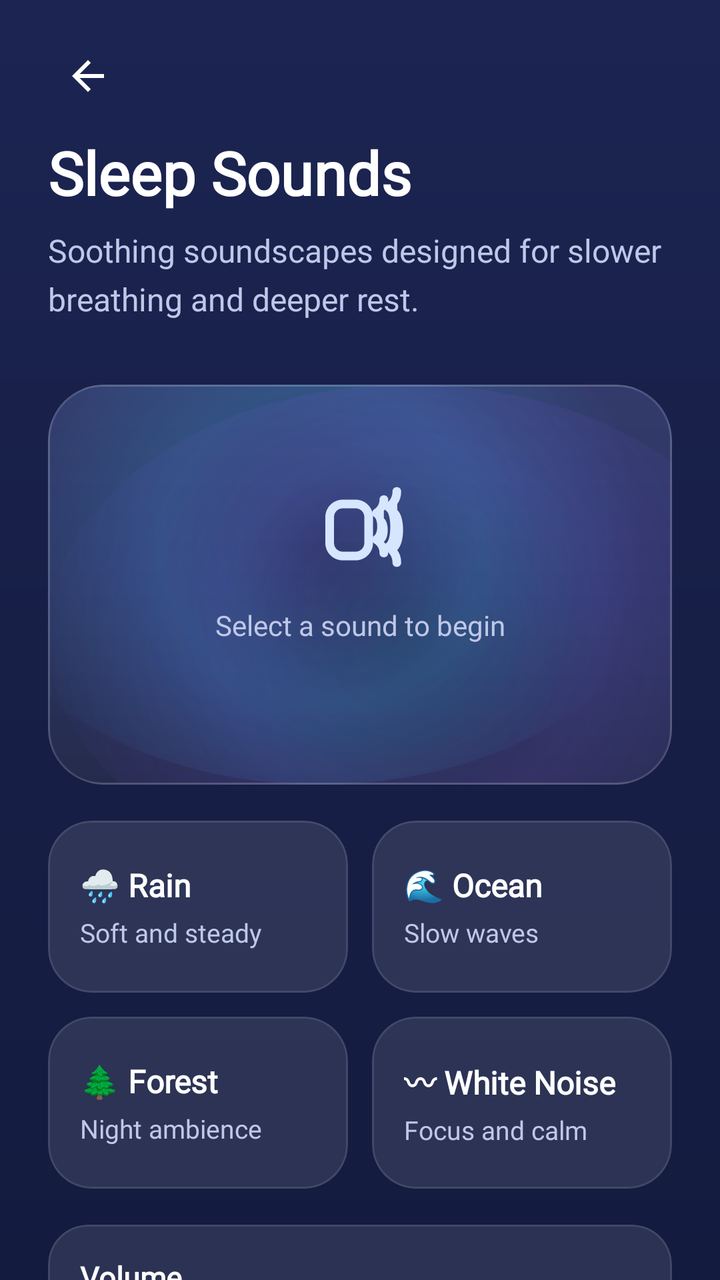
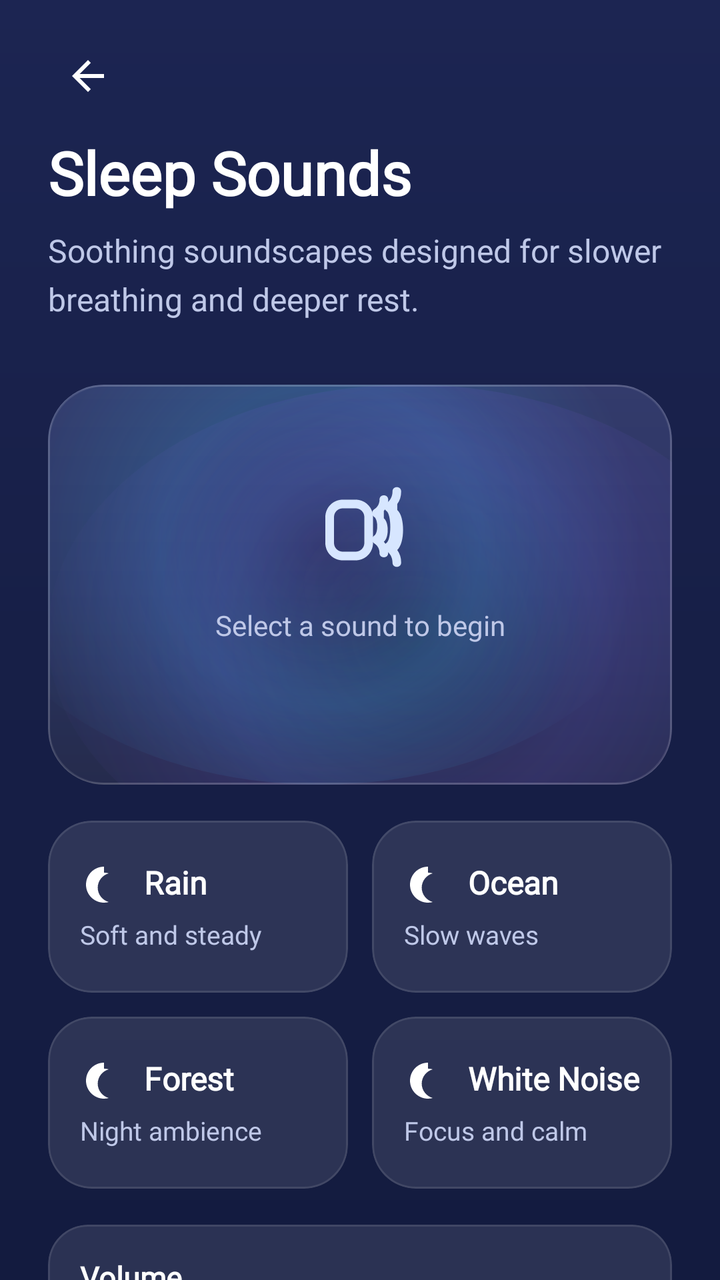

Before-and-after screenshots of an Android layout around one commit, followed by the original layout XML and the change that was made.
<!-- AndroidManifest.xml: activity theme Theme.LucidDreams.Patterns -->
<!-- res/layout/activity_sleep_sounds.xml -->
<?xml version="1.0" encoding="utf-8"?>
<androidx.constraintlayout.widget.ConstraintLayout xmlns:android="http://schemas.android.com/apk/res/android"
    xmlns:app="http://schemas.android.com/apk/res-auto"
    android:id="@+id/simple_root"
    android:layout_width="match_parent"
    android:layout_height="match_parent"
    android:background="@drawable/bg_main_gradient">

    <androidx.core.widget.NestedScrollView
        android:id="@+id/scroll"
        android:layout_width="0dp"
        android:layout_height="0dp"
        android:fillViewport="true"
        android:overScrollMode="never"
        android:scrollbars="none"
        app:layout_constraintTop_toTopOf="parent"
        app:layout_constraintBottom_toBottomOf="parent"
        app:layout_constraintStart_toStartOf="parent"
        app:layout_constraintEnd_toEndOf="parent">

        <LinearLayout
            android:layout_width="match_parent"
            android:layout_height="wrap_content"
            android:orientation="vertical"
            android:paddingStart="24dp"
            android:paddingEnd="24dp"
            android:paddingTop="10dp"
            android:paddingBottom="28dp">

            <LinearLayout
                android:layout_width="match_parent"
                android:layout_height="56dp"
                android:gravity="center_vertical"
                android:orientation="horizontal">

                <ImageView
                    android:id="@+id/simple_back"
                    android:layout_width="40dp"
                    android:layout_height="40dp"
                    android:padding="8dp"
                    android:src="@drawable/ic_back"
                    android:contentDescription="Back"
                    android:background="?attr/selectableItemBackgroundBorderless"
                    app:tint="@color/text_primary" />
            </LinearLayout>

            <TextView
                android:id="@+id/title"
                android:layout_width="match_parent"
                android:layout_height="wrap_content"
                android:text="Sleep Sounds"
                android:textColor="@color/text_primary"
                android:textSize="30sp"
                android:textStyle="bold"
                android:fontFamily="@font/poppins" />

            <TextView
                android:id="@+id/subtitle"
                android:layout_width="match_parent"
                android:layout_height="wrap_content"
                android:layout_marginTop="8dp"
                android:text="Soothing soundscapes designed for slower breathing and deeper rest."
                android:textColor="@color/text_secondary"
                android:textSize="16sp"
                android:fontFamily="@font/poppins"
                android:lineSpacingMultiplier="1.25" />

            
            <com.google.android.material.card.MaterialCardView
                android:layout_width="match_parent"
                android:layout_height="200dp"
                android:layout_marginTop="32dp"
                app:cardCornerRadius="28dp"
                app:cardElevation="0dp"
                app:cardBackgroundColor="@android:color/transparent"
                app:strokeColor="#1AFFFFFF"
                app:strokeWidth="1dp">

                <FrameLayout
                    android:layout_width="match_parent"
                    android:layout_height="match_parent"
                    android:background="@drawable/bg_calm_actions_panel">

                    <View
                        android:id="@+id/soundAnimParticle"
                        android:layout_width="220dp"
                        android:layout_height="220dp"
                        android:layout_gravity="center"
                        android:alpha="0.26"
                        android:background="@drawable/bg_calm_particle_cyan" />

                    <LinearLayout
                        android:layout_width="match_parent"
                        android:layout_height="match_parent"
                        android:gravity="center"
                        android:orientation="vertical">

                        <ImageView
                            android:layout_width="52dp"
                            android:layout_height="52dp"
                            android:layout_gravity="center"
                            android:src="@drawable/ic_sleep_sounds"
                            app:tint="#D7E6FF"
                            android:contentDescription="Sleep sounds" />

                        <TextView
                            android:id="@+id/tvNowPlaying"
                            android:layout_width="match_parent"
                            android:layout_height="wrap_content"
                            android:layout_marginTop="12dp"
                            android:gravity="center"
                            android:text="Select a sound to begin"
                            android:textColor="@color/text_secondary"
                            android:textSize="14sp"
                            android:fontFamily="@font/poppins" />

                        <TextView
                            android:id="@+id/tvSleepTimer"
                            android:layout_width="match_parent"
                            android:layout_height="wrap_content"
                            android:layout_marginTop="6dp"
                            android:gravity="center"
                            android:text=""
                            android:textColor="#BFF4FF"
                            android:textSize="13sp"
                            android:fontFamily="@font/poppins" />
                    </LinearLayout>
                </FrameLayout>
            </com.google.android.material.card.MaterialCardView>

            
            <LinearLayout
                android:layout_width="match_parent"
                android:layout_height="wrap_content"
                android:layout_marginTop="18dp"
                android:orientation="vertical">

                <LinearLayout
                    android:layout_width="match_parent"
                    android:layout_height="wrap_content"
                    android:orientation="horizontal">

                    <com.google.android.material.card.MaterialCardView
                        android:id="@+id/cardRain"
                        android:layout_width="0dp"
                        android:layout_height="86dp"
                        android:layout_weight="1"
                        android:foreground="?attr/selectableItemBackground"
                        app:cardCornerRadius="22dp"
                        app:cardElevation="0dp"
                        app:cardBackgroundColor="#1AFFFFFF"
                        app:strokeColor="#1AFFFFFF"
                        app:strokeWidth="1dp">
                        <LinearLayout
                            android:layout_width="match_parent"
                            android:layout_height="match_parent"
                            android:orientation="vertical"
                            android:gravity="center_vertical"
                            android:padding="16dp">
                            <TextView
                                android:layout_width="wrap_content"
                                android:layout_height="wrap_content"
                                android:text="🌧 Rain"
                                android:textColor="@color/text_primary"
                                android:textSize="16sp"
                                android:textStyle="bold"
                                android:fontFamily="@font/poppins" />
                            <TextView
                                android:layout_width="wrap_content"
                                android:layout_height="wrap_content"
                                android:layout_marginTop="4dp"
                                android:text="Soft and steady"
                                android:textColor="@color/text_secondary"
                                android:textSize="13sp"
                                android:fontFamily="@font/poppins" />
                        </LinearLayout>
                    </com.google.android.material.card.MaterialCardView>

                    <com.google.android.material.card.MaterialCardView
                        android:id="@+id/cardOcean"
                        android:layout_width="0dp"
                        android:layout_height="86dp"
                        android:layout_weight="1"
                        android:layout_marginStart="12dp"
                        android:foreground="?attr/selectableItemBackground"
                        app:cardCornerRadius="22dp"
                        app:cardElevation="0dp"
                        app:cardBackgroundColor="#1AFFFFFF"
                        app:strokeColor="#1AFFFFFF"
                        app:strokeWidth="1dp">
                        <LinearLayout
                            android:layout_width="match_parent"
                            android:layout_height="match_parent"
                            android:orientation="vertical"
                            android:gravity="center_vertical"
                            android:padding="16dp">
                            <TextView
                                android:layout_width="wrap_content"
                                android:layout_height="wrap_content"
                                android:text="🌊 Ocean"
                                android:textColor="@color/text_primary"
                                android:textSize="16sp"
                                android:textStyle="bold"
                                android:fontFamily="@font/poppins" />
                            <TextView
                                android:layout_width="wrap_content"
                                android:layout_height="wrap_content"
                                android:layout_marginTop="4dp"
                                android:text="Slow waves"
                                android:textColor="@color/text_secondary"
                                android:textSize="13sp"
                                android:fontFamily="@font/poppins" />
                        </LinearLayout>
                    </com.google.android.material.card.MaterialCardView>
                </LinearLayout>

                
                <LinearLayout
                    android:layout_width="match_parent"
                    android:layout_height="wrap_content"
                    android:layout_marginTop="12dp"
                    android:orientation="horizontal">

                    <com.google.android.material.card.MaterialCardView
                        android:id="@+id/cardForest"
                        android:layout_width="0dp"
                        android:layout_height="86dp"
                        android:layout_weight="1"
                        android:foreground="?attr/selectableItemBackground"
                        app:cardCornerRadius="22dp"
                        app:cardElevation="0dp"
                        app:cardBackgroundColor="#1AFFFFFF"
                        app:strokeColor="#1AFFFFFF"
                        app:strokeWidth="1dp">
                        <LinearLayout
                            android:layout_width="match_parent"
                            android:layout_height="match_parent"
                            android:orientation="vertical"
                            android:gravity="center_vertical"
                            android:padding="16dp">
                            <TextView
                                android:layout_width="wrap_content"
                                android:layout_height="wrap_content"
                                android:text="🌲 Forest"
                                android:textColor="@color/text_primary"
                                android:textSize="16sp"
                                android:textStyle="bold"
                                android:fontFamily="@font/poppins" />
                            <TextView
                                android:layout_width="wrap_content"
                                android:layout_height="wrap_content"
                                android:layout_marginTop="4dp"
                                android:text="Night ambience"
                                android:textColor="@color/text_secondary"
                                android:textSize="13sp"
                                android:fontFamily="@font/poppins" />
                        </LinearLayout>
                    </com.google.android.material.card.MaterialCardView>

                    <com.google.android.material.card.MaterialCardView
                        android:id="@+id/cardWhiteNoise"
                        android:layout_width="0dp"
                        android:layout_height="86dp"
                        android:layout_weight="1"
                        android:layout_marginStart="12dp"
                        android:foreground="?attr/selectableItemBackground"
                        app:cardCornerRadius="22dp"
                        app:cardElevation="0dp"
                        app:cardBackgroundColor="#1AFFFFFF"
                        app:strokeColor="#1AFFFFFF"
                        app:strokeWidth="1dp">
                        <LinearLayout
                            android:layout_width="match_parent"
                            android:layout_height="match_parent"
                            android:orientation="vertical"
                            android:gravity="center_vertical"
                            android:padding="16dp">
                            <TextView
                                android:layout_width="wrap_content"
                                android:layout_height="wrap_content"
                                android:text="〰 White Noise"
                                android:textColor="@color/text_primary"
                                android:textSize="16sp"
                                android:textStyle="bold"
                                android:fontFamily="@font/poppins" />
                            <TextView
                                android:layout_width="wrap_content"
                                android:layout_height="wrap_content"
                                android:layout_marginTop="4dp"
                                android:text="Focus and calm"
                                android:textColor="@color/text_secondary"
                                android:textSize="13sp"
                                android:fontFamily="@font/poppins" />
                        </LinearLayout>
                    </com.google.android.material.card.MaterialCardView>
                </LinearLayout>
            </LinearLayout>

            
            <com.google.android.material.card.MaterialCardView
                android:layout_width="match_parent"
                android:layout_height="wrap_content"
                android:layout_marginTop="18dp"
                app:cardCornerRadius="20dp"
                app:cardElevation="0dp"
                app:cardBackgroundColor="#1AFFFFFF"
                app:strokeColor="#1AFFFFFF"
                app:strokeWidth="1dp">

                <LinearLayout
                    android:layout_width="match_parent"
                    android:layout_height="wrap_content"
                    android:orientation="vertical"
                    android:padding="16dp">

                    <TextView
                        android:layout_width="wrap_content"
                        android:layout_height="wrap_content"
                        android:text="Volume"
                        android:textColor="@color/text_primary"
                        android:textSize="15sp"
                        android:textStyle="bold"
                        android:fontFamily="@font/poppins" />

                    <SeekBar
                        android:id="@+id/seekVolume"
                        android:layout_width="match_parent"
                        android:layout_height="wrap_content"
                        android:layout_marginTop="10dp"
                        android:max="100"
                        android:progress="70"
                        android:thumbTint="#39C6FF"
                        android:progressTint="#39C6FF"
                        android:progressBackgroundTint="#2AFFFFFF" />
                </LinearLayout>
            </com.google.android.material.card.MaterialCardView>

            
            <com.google.android.material.button.MaterialButton
                android:id="@+id/btnPlay"
                style="@style/Widget.Material3.Button"
                android:layout_width="match_parent"
                android:layout_height="58dp"
                android:layout_marginTop="16dp"
                android:text="▶  Play Soundscape"
                android:textSize="16sp"
                android:textStyle="bold"
                android:fontFamily="@font/poppins"
                android:textColor="@color/text_primary"
                app:cornerRadius="18dp"
                app:backgroundTint="#2A3567"
                app:strokeColor="#39C6FF"
                app:strokeWidth="1dp" />

            
            <com.google.android.material.button.MaterialButton
                android:id="@+id/btnSleepTimer"
                style="@style/Widget.Material3.Button.OutlinedButton"
                android:layout_width="match_parent"
                android:layout_height="50dp"
                android:layout_marginTop="10dp"
                android:text="15 min sleep timer"
                android:textAllCaps="false"
                android:textColor="@color/text_primary"
                android:fontFamily="@font/poppins"
                android:textSize="15sp"
                app:cornerRadius="16dp"
                app:strokeColor="#2FFFFFFF" />

        </LinearLayout>
    </androidx.core.widget.NestedScrollView>

</androidx.constraintlayout.widget.ConstraintLayout>
<!-- resources referenced by this layout -->
<resources>
  <color name="text_primary">#FFFFFF</color>
  <color name="text_secondary">#BFC8E8</color>
  <!-- drawable bg_calm_particle_cyan (drawable) -->
  <?xml version="1.0" encoding="utf-8"?>
  <shape xmlns:android="http://schemas.android.com/apk/res/android" android:shape="oval">
      <gradient
          android:type="radial"
          android:gradientRadius="120dp"
          android:centerColor="#2A39C6FF"
          android:endColor="#00000000" />
  </shape>
  <!-- drawable bg_main_gradient (drawable) -->
  <?xml version="1.0" encoding="utf-8"?>
  <shape xmlns:android="http://schemas.android.com/apk/res/android"
      android:shape="rectangle">
      <gradient
          android:angle="270"
          android:startColor="@color/gradient_top"
          android:centerColor="@color/gradient_mid"
          android:endColor="@color/gradient_bottom"
          android:type="linear" />
  </shape>
  <!-- drawable ic_back (drawable) -->
  <vector xmlns:android="http://schemas.android.com/apk/res/android"
      android:width="24dp"
      android:height="24dp"
      android:viewportWidth="24"
      android:viewportHeight="24"
      android:tint="?attr/colorControlNormal">
    <path
        android:fillColor="@android:color/white"
        android:pathData="M20,11H7.83l5.59,-5.59L12,4l-8,8 8,8 1.41,-1.41L7.83,13H20V11Z"/>
  </vector>
  <color name="gradient_top">#1C2552</color>
  <color name="gradient_mid">#171F47</color>
  <color name="gradient_bottom">#131B3F</color>
  <style name="Theme.LucidDreams" parent="Base.Theme.LucidDreams">
          <item name="materialCalendarTheme">@style/CustomDatePickerTheme</item>
      </style>
  <style name="Base.Theme.LucidDreams" parent="Theme.Material3.DayNight.NoActionBar">
          
          
      </style>
  <style name="CustomCalendarStyle" parent="Widget.Material3.MaterialCalendar">
          <item name="dayStyle">@style/CustomCalendarDay</item>
          <item name="daySelectedStyle">@style/CustomCalendarDaySelected</item>
          <item name="dayTodayStyle">@style/CustomCalendarDayToday</item>
          <item name="yearStyle">@style/CustomCalendarDay</item>
          <item name="yearSelectedStyle">@style/CustomCalendarDaySelected</item>
          <item name="yearTodayStyle">@style/CustomCalendarDayToday</item>
      </style>
  <style name="CustomDatePickerConfirmButton" parent="Widget.Material3.Button">
          <item name="backgroundTint">#39C6FF</item>
          <item name="android:textColor">#171F4B</item>
      </style>
  <style name="CustomDatePickerCancelButton" parent="Widget.Material3.Button.TextButton">
          <item name="android:textColor">#C5CAE9</item>
      </style>
  <style name="CustomCalendarDay" parent="Widget.Material3.MaterialCalendar.Day">
          <item name="itemTextColor">#C5CAE9</item>
      </style>
  <style name="CustomCalendarDaySelected" parent="Widget.Material3.MaterialCalendar.Day.Selected">
          <item name="itemTextColor">#171F4B</item>
          <item name="itemFillColor">#39C6FF</item>
      </style>
  <style name="CustomCalendarDayToday" parent="Widget.Material3.MaterialCalendar.Day.Today">
          <item name="itemTextColor">#FFFFFF</item>
          <item name="itemStrokeColor">#39C6FF</item>
          <item name="itemStrokeWidth">1dp</item>
      </style>
  <!-- unchanged entries left out for length: 4 -->
</resources>

<!-- the commit's change to res/layout/activity_sleep_sounds.xml (unified diff, before → after) -->
@@ -158,13 +158,17 @@
                             android:gravity="center_vertical"
                             android:padding="16dp">
                             <TextView
-                                android:layout_width="wrap_content"
-                                android:layout_height="wrap_content"
-                                android:text="🌧 Rain"
+                                android:id="@+id/tvRain"
+                                android:layout_width="wrap_content"
+                                android:layout_height="wrap_content"
+                                android:text="Rain"
                                 android:textColor="@color/text_primary"
                                 android:textSize="16sp"
                                 android:textStyle="bold"
-                                android:fontFamily="@font/poppins" />
+                                android:fontFamily="@font/poppins"
+                                app:drawableStartCompat="@drawable/ic_calm"
+                                android:drawablePadding="8dp"
+                                app:drawableTint="@color/text_primary" />
                             <TextView
                                 android:layout_width="wrap_content"
                                 android:layout_height="wrap_content"
@@ -195,13 +199,17 @@
                             android:gravity="center_vertical"
                             android:padding="16dp">
                             <TextView
-                                android:layout_width="wrap_content"
-                                android:layout_height="wrap_content"
-                                android:text="🌊 Ocean"
+                                android:id="@+id/tvOcean"
+                                android:layout_width="wrap_content"
+                                android:layout_height="wrap_content"
+                                android:text="Ocean"
                                 android:textColor="@color/text_primary"
                                 android:textSize="16sp"
                                 android:textStyle="bold"
-                                android:fontFamily="@font/poppins" />
+                                android:fontFamily="@font/poppins"
+                                app:drawableStartCompat="@drawable/ic_calm"
+                                android:drawablePadding="8dp"
+                                app:drawableTint="@color/text_primary" />
                             <TextView
                                 android:layout_width="wrap_content"
                                 android:layout_height="wrap_content"
@@ -239,13 +247,17 @@
                             android:gravity="center_vertical"
                             android:padding="16dp">
                             <TextView
-                                android:layout_width="wrap_content"
-                                android:layout_height="wrap_content"
-                                android:text="🌲 Forest"
+                                android:id="@+id/tvForest"
+                                android:layout_width="wrap_content"
+                                android:layout_height="wrap_content"
+                                android:text="Forest"
                                 android:textColor="@color/text_primary"
                                 android:textSize="16sp"
                                 android:textStyle="bold"
-                                android:fontFamily="@font/poppins" />
+                                android:fontFamily="@font/poppins"
+                                app:drawableStartCompat="@drawable/ic_calm"
+                                android:drawablePadding="8dp"
+                                app:drawableTint="@color/text_primary" />
                             <TextView
                                 android:layout_width="wrap_content"
                                 android:layout_height="wrap_content"
@@ -276,13 +288,17 @@
                             android:gravity="center_vertical"
                             android:padding="16dp">
                             <TextView
-                                android:layout_width="wrap_content"
-                                android:layout_height="wrap_content"
-                                android:text="〰 White Noise"
+                                android:id="@+id/tvWhiteNoise"
+                                android:layout_width="wrap_content"
+                                android:layout_height="wrap_content"
+                                android:text="White Noise"
                                 android:textColor="@color/text_primary"
                                 android:textSize="16sp"
                                 android:textStyle="bold"
-                                android:fontFamily="@font/poppins" />
+                                android:fontFamily="@font/poppins"
+                                app:drawableStartCompat="@drawable/ic_calm"
+                                android:drawablePadding="8dp"
+                                app:drawableTint="@color/text_primary" />
                             <TextView
                                 android:layout_width="wrap_content"
                                 android:layout_height="wrap_content"
<!-- resource entries referenced after the edit -->
@@ -32,6 +32,16 @@
     <path
         android:fillColor="@android:color/white"
         android:pathData="M20,11H7.83l5.59,-5.59L12,4l-8,8 8,8 1.41,-1.41L7.83,13H20V11Z"/>
+  </vector>
+  <!-- drawable ic_calm (drawable) -->
+  <vector xmlns:android="http://schemas.android.com/apk/res/android"
+      android:width="24dp"
+      android:height="24dp"
+      android:viewportWidth="24"
+      android:viewportHeight="24">
+      <path
+          android:fillColor="#C5CAE9"
+          android:pathData="M12,3C7.03,3 3,7.03 3,12C3,16.97 7.03,21 12,21C12.83,21 13.63,20.88 14.39,20.67C11.2,19.78 8.86,16.91 8.86,13.5C8.86,10.09 11.2,7.22 14.39,6.33C13.63,6.12 12.83,6 12,6C12,3 12,3 12,3Z" />
   </vector>
   <color name="gradient_top">#1C2552</color>
   <color name="gradient_mid">#171F47</color>
